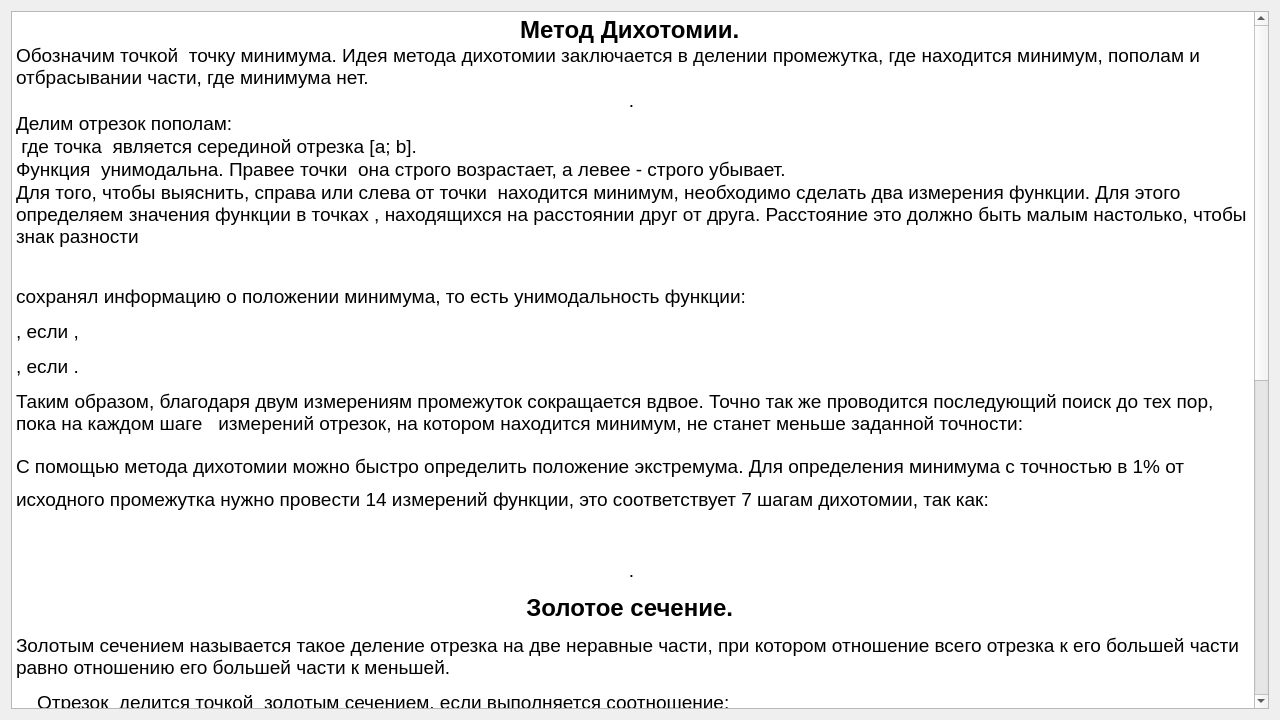
BiGoRGgg/KambulovaVukolovRyzhov, file Programm/TheoryW.ui: the form before one commit.
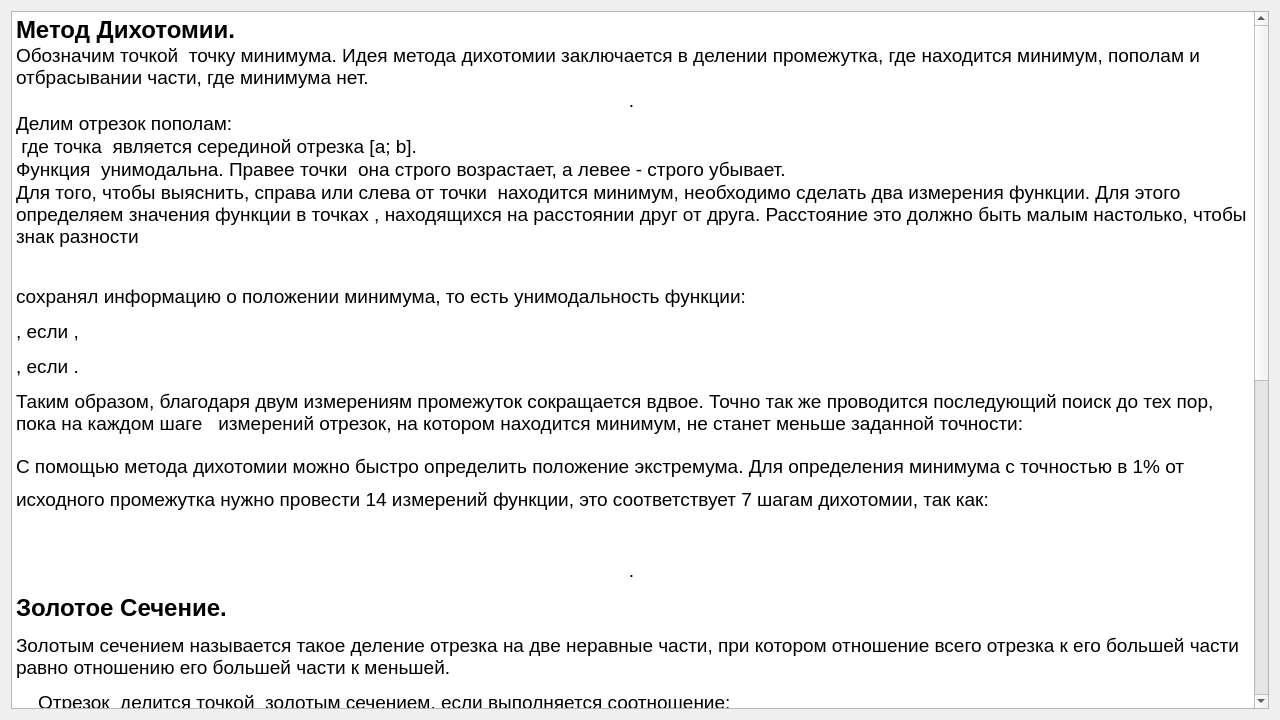
The form after the commit. Icons and pictures are not drawn.

```diff
--- a/Programm/TheoryW.ui
+++ b/Programm/TheoryW.ui
@@ -21,7 +21,7 @@
 &lt;html&gt;&lt;head&gt;&lt;meta name=&quot;qrichtext&quot; content=&quot;1&quot; /&gt;&lt;style type=&quot;text/css&quot;&gt;
 p, li { white-space: pre-wrap; }
 &lt;/style&gt;&lt;/head&gt;&lt;body style=&quot; font-family:'MS Shell Dlg 2'; font-size:8.25pt; font-weight:400; font-style:normal;&quot;&gt;
-&lt;p align=&quot;center&quot; style=&quot; margin-top:12px; margin-bottom:0px; margin-left:0px; margin-right:0px; -qt-block-indent:0; text-indent:0px;&quot;&gt;&lt;span style=&quot; font-family:'Times New Roman,serif'; font-size:18pt; font-weight:600;&quot;&gt;Метод Дихотомии.&lt;/span&gt;&lt;span style=&quot; font-size:18pt;&quot;&gt; &lt;/span&gt;&lt;/p&gt;
+&lt;p style=&quot; margin-top:12px; margin-bottom:0px; margin-left:0px; margin-right:0px; -qt-block-indent:0; text-indent:0px;&quot;&gt;&lt;span style=&quot; font-family:'Times New Roman,serif'; font-size:18pt; font-weight:600;&quot;&gt;Метод Дихотомии.&lt;/span&gt;&lt;span style=&quot; font-size:8pt;&quot;&gt; &lt;/span&gt;&lt;/p&gt;
 &lt;p style=&quot; margin-top:0px; margin-bottom:0px; margin-left:0px; margin-right:0px; -qt-block-indent:0; text-indent:0px;&quot;&gt;&lt;span style=&quot; font-family:'Times New Roman,serif'; font-size:14pt;&quot;&gt;Обозначим точкой &lt;/span&gt;&lt;img src=&quot;file:///C:\Users\error\AppData\Local\Temp\msohtmlclip1\01\clip_image002.png&quot; width=&quot;17&quot; height=&quot;25&quot; /&gt;&lt;span style=&quot; font-family:'Times New Roman,serif'; font-size:14pt;&quot;&gt; точку минимума. Идея метода дихотомии заключается в делении промежутка, где находится минимум, пополам и отбрасывании части, где минимума нет. &lt;/span&gt;&lt;/p&gt;
 &lt;p align=&quot;center&quot; style=&quot; margin-top:0px; margin-bottom:0px; margin-left:0px; margin-right:0px; -qt-block-indent:0; text-indent:0px; background-color:#ffffff;&quot;&gt;&lt;img src=&quot;file:///C:\Users\error\AppData\Local\Temp\msohtmlclip1\01\clip_image004.png&quot; width=&quot;84&quot; height=&quot;25&quot; /&gt;&lt;span style=&quot; font-family:'Times New Roman,serif'; font-size:14pt;&quot;&gt;.&lt;/span&gt;&lt;span style=&quot; font-size:8pt;&quot;&gt; &lt;/span&gt;&lt;/p&gt;
 &lt;p style=&quot; margin-top:0px; margin-bottom:0px; margin-left:0px; margin-right:0px; -qt-block-indent:0; text-indent:0px; background-color:#ffffff;&quot;&gt;&lt;span style=&quot; font-family:'Times New Roman,serif'; font-size:14pt;&quot;&gt;Делим отрезок пополам:&lt;/span&gt;&lt;span style=&quot; font-size:8pt;&quot;&gt; &lt;/span&gt;&lt;/p&gt;
@@ -37,9 +37,9 @@
 &lt;p style=&quot; margin-top:0px; margin-bottom:0px; margin-left:0px; margin-right:0px; -qt-block-indent:0; text-indent:0px; line-height:150%;&quot;&gt;&lt;span style=&quot; font-family:'Times New Roman,serif'; font-size:14pt;&quot;&gt;С помощью метода дихотомии можно быстро определить положение экстремума. Для определения минимума с точностью в 1% от исходного промежутка нужно провести 14 измерений функции, это соответствует 7 шагам дихотомии, так как:&lt;/span&gt;&lt;span style=&quot; font-size:8pt;&quot;&gt; &lt;/span&gt;&lt;/p&gt;
 &lt;p align=&quot;center&quot; style=&quot; margin-top:12px; margin-bottom:12px; margin-left:0px; margin-right:0px; -qt-block-indent:0; text-indent:0px;&quot;&gt;&lt;img src=&quot;file:///C:\Users\error\AppData\Local\Temp\msohtmlclip1\01\clip_image028.png&quot; width=&quot;79&quot; height=&quot;45&quot; /&gt;&lt;span style=&quot; font-size:8pt;&quot;&gt; &lt;/span&gt;&lt;/p&gt;
 &lt;p align=&quot;center&quot; style=&quot; margin-top:12px; margin-bottom:12px; margin-left:0px; margin-right:0px; -qt-block-indent:0; text-indent:0px;&quot;&gt;&lt;img src=&quot;file:///C:\Users\error\AppData\Local\Temp\msohtmlclip1\01\clip_image030.png&quot; width=&quot;45&quot; height=&quot;25&quot; /&gt;&lt;span style=&quot; font-family:'Times New Roman,serif'; font-size:14pt;&quot;&gt;.&lt;/span&gt;&lt;span style=&quot; font-size:8pt;&quot;&gt; &lt;/span&gt;&lt;/p&gt;
-&lt;p align=&quot;center&quot; style=&quot; margin-top:12px; margin-bottom:12px; margin-left:0px; margin-right:0px; -qt-block-indent:0; text-indent:0px;&quot;&gt;&lt;span style=&quot; font-family:'Times New Roman,serif'; font-size:18pt; font-weight:600;&quot;&gt;Золотое сечение.&lt;/span&gt;&lt;span style=&quot; font-size:18pt;&quot;&gt; &lt;/span&gt;&lt;/p&gt;
+&lt;p style=&quot; margin-top:12px; margin-bottom:12px; margin-left:0px; margin-right:0px; -qt-block-indent:0; text-indent:0px;&quot;&gt;&lt;span style=&quot; font-family:'Times New Roman,serif'; font-size:18pt; font-weight:600;&quot;&gt;Золотое Сечение.&lt;/span&gt;&lt;span style=&quot; font-size:8pt;&quot;&gt; &lt;/span&gt;&lt;/p&gt;
 &lt;p style=&quot; margin-top:12px; margin-bottom:12px; margin-left:0px; margin-right:0px; -qt-block-indent:0; text-indent:0px;&quot;&gt;&lt;span style=&quot; font-family:'Times New Roman,serif'; font-size:14pt;&quot;&gt;Золотым сечением называется такое деление отрезка на две неравные части, при котором отношение всего отрезка к его большей части равно отношению его большей части к меньшей.&lt;/span&gt;&lt;span style=&quot; font-size:8pt;&quot;&gt; &lt;/span&gt;&lt;/p&gt;
-&lt;p style=&quot; margin-top:12px; margin-bottom:12px; margin-left:0px; margin-right:0px; -qt-block-indent:0; text-indent:0px;&quot;&gt;&lt;span style=&quot; font-family:'Times New Roman,serif'; font-size:14pt;&quot;&gt;    Отрезок &lt;/span&gt;&lt;img src=&quot;file:///C:\Users\error\AppData\Local\Temp\msohtmlclip1\01\clip_image032.png&quot; width=&quot;60&quot; height=&quot;27&quot; /&gt;&lt;span style=&quot; font-family:'Times New Roman,serif'; font-size:14pt;&quot;&gt; делится точкой &lt;/span&gt;&lt;img src=&quot;file:///C:\Users\error\AppData\Local\Temp\msohtmlclip1\01\clip_image034.png&quot; width=&quot;18&quot; height=&quot;25&quot; /&gt;&lt;span style=&quot; font-family:'Times New Roman,serif'; font-size:14pt;&quot;&gt; золотым сечением, если выполняется соотношение:&lt;/span&gt;&lt;span style=&quot; font-size:8pt;&quot;&gt; &lt;/span&gt;&lt;/p&gt;
+&lt;p style=&quot; margin-top:12px; margin-bottom:12px; margin-left:0px; margin-right:0px; -qt-block-indent:0; text-indent:0px;&quot;&gt;&lt;span style=&quot; font-family:'Times New Roman,serif'; font-size:12pt;&quot;&gt;     &lt;/span&gt;&lt;span style=&quot; font-family:'Times New Roman,serif'; font-size:14pt;&quot;&gt;Отрезок &lt;/span&gt;&lt;img src=&quot;file:///C:\Users\error\AppData\Local\Temp\msohtmlclip1\01\clip_image032.png&quot; width=&quot;60&quot; height=&quot;27&quot; /&gt;&lt;span style=&quot; font-family:'Times New Roman,serif'; font-size:14pt;&quot;&gt; делится точкой &lt;/span&gt;&lt;img src=&quot;file:///C:\Users\error\AppData\Local\Temp\msohtmlclip1\01\clip_image034.png&quot; width=&quot;18&quot; height=&quot;25&quot; /&gt;&lt;span style=&quot; font-family:'Times New Roman,serif'; font-size:14pt;&quot;&gt; золотым сечением, если выполняется соотношение:&lt;/span&gt;&lt;span style=&quot; font-size:8pt;&quot;&gt; &lt;/span&gt;&lt;/p&gt;
 &lt;p style=&quot; margin-top:12px; margin-bottom:12px; margin-left:0px; margin-right:0px; -qt-block-indent:0; text-indent:0px;&quot;&gt;&lt;img src=&quot;file:///C:\Users\error\AppData\Local\Temp\msohtmlclip1\01\clip_image036.png&quot; width=&quot;146&quot; height=&quot;45&quot; /&gt;&lt;span style=&quot; font-size:8pt;&quot;&gt; &lt;/span&gt;&lt;/p&gt;
 &lt;p style=&quot; margin-top:12px; margin-bottom:12px; margin-left:0px; margin-right:0px; -qt-block-indent:0; text-indent:0px;&quot;&gt;&lt;span style=&quot; font-family:'Times New Roman,serif'; font-size:14pt;&quot;&gt;    Пусть &lt;/span&gt;&lt;img src=&quot;file:///C:\Users\error\AppData\Local\Temp\msohtmlclip1\01\clip_image038.png&quot; width=&quot;164&quot; height=&quot;25&quot; /&gt;&lt;span style=&quot; font-family:'Times New Roman,serif'; font-size:14pt;&quot;&gt;, тогда&lt;/span&gt;&lt;span style=&quot; font-size:8pt;&quot;&gt; &lt;/span&gt;&lt;/p&gt;
 &lt;p style=&quot; margin-top:12px; margin-bottom:12px; margin-left:0px; margin-right:0px; -qt-block-indent:0; text-indent:0px;&quot;&gt;&lt;img src=&quot;file:///C:\Users\error\AppData\Local\Temp\msohtmlclip1\01\clip_image040.png&quot; width=&quot;109&quot; height=&quot;45&quot; /&gt;&lt;span style=&quot; font-size:8pt;&quot;&gt; &lt;/span&gt;&lt;/p&gt;
@@ -59,7 +59,8 @@
 &lt;p style=&quot; margin-top:12px; margin-bottom:12px; margin-left:0px; margin-right:0px; -qt-block-indent:0; text-indent:0px;&quot;&gt;&lt;span style=&quot; font-family:'Times New Roman,serif'; font-size:14pt;&quot;&gt;В данном случае для того, чтобы сократить интервал поиска минимума нам нужно произвести еще одно измерение функции &lt;/span&gt;&lt;img src=&quot;file:///C:\Users\error\AppData\Local\Temp\msohtmlclip1\01\clip_image090.png&quot; width=&quot;41&quot; height=&quot;25&quot; /&gt;&lt;span style=&quot; font-family:'Times New Roman,serif'; font-size:14pt;&quot;&gt; Разделим отрезок &lt;/span&gt;&lt;img src=&quot;file:///C:\Users\error\AppData\Local\Temp\msohtmlclip1\01\clip_image092.png&quot; width=&quot;54&quot; height=&quot;25&quot; /&gt;&lt;span style=&quot; font-family:'Times New Roman,serif'; font-size:14pt;&quot;&gt; так, чтобы меньшая часть примыкала к точке &lt;/span&gt;&lt;img src=&quot;file:///C:\Users\error\AppData\Local\Temp\msohtmlclip1\01\clip_image094.png&quot; width=&quot;14&quot; height=&quot;25&quot; /&gt;&lt;span style=&quot; font-family:'Times New Roman,serif'; font-size:14pt;&quot;&gt; Пусть &lt;/span&gt;&lt;img src=&quot;file:///C:\Users\error\AppData\Local\Temp\msohtmlclip1\01\clip_image096.png&quot; width=&quot;11&quot; height=&quot;26&quot; /&gt;&lt;span style=&quot; font-family:'Times New Roman,serif'; font-size:14pt;&quot;&gt; – точка золотого сечения этого отрезка.&lt;/span&gt;&lt;span style=&quot; font-size:8pt;&quot;&gt; &lt;/span&gt;&lt;/p&gt;
 &lt;p style=&quot; margin-top:12px; margin-bottom:12px; margin-left:0px; margin-right:0px; -qt-block-indent:0; text-indent:0px;&quot;&gt;&lt;span style=&quot; font-family:'Times New Roman,serif'; font-size:14pt;&quot;&gt;    Если &lt;/span&gt;&lt;img src=&quot;file:///C:\Users\error\AppData\Local\Temp\msohtmlclip1\01\clip_image098.png&quot; width=&quot;98&quot; height=&quot;26&quot; /&gt;&lt;span style=&quot; font-family:'Times New Roman,serif'; font-size:14pt;&quot;&gt;, то минимум локализован на отрезке &lt;/span&gt;&lt;img src=&quot;file:///C:\Users\error\AppData\Local\Temp\msohtmlclip1\01\clip_image100.png&quot; width=&quot;54&quot; height=&quot;26&quot; /&gt;&lt;span style=&quot; font-family:'Times New Roman,serif'; font-size:14pt;&quot;&gt;. В противном случае минимум локализован на отрезке &lt;/span&gt;&lt;img src=&quot;file:///C:\Users\error\AppData\Local\Temp\msohtmlclip1\01\clip_image092.png&quot; width=&quot;54&quot; height=&quot;25&quot; /&gt;&lt;span style=&quot; font-family:'Times New Roman,serif'; font-size:14pt;&quot;&gt;, причем &lt;/span&gt;&lt;img src=&quot;file:///C:\Users\error\AppData\Local\Temp\msohtmlclip1\01\clip_image096.png&quot; width=&quot;11&quot; height=&quot;26&quot; /&gt;&lt;span style=&quot; font-family:'Times New Roman,serif'; font-size:14pt;&quot;&gt; делит отрезок в золотом сечении.&lt;/span&gt;&lt;span style=&quot; font-size:8pt;&quot;&gt; &lt;/span&gt;&lt;/p&gt;
 &lt;p style=&quot; margin-top:12px; margin-bottom:12px; margin-left:0px; margin-right:0px; -qt-block-indent:0; text-indent:0px;&quot;&gt;&lt;span style=&quot; font-family:'Times New Roman,serif'; font-size:14pt;&quot;&gt;    Больший из двух отрезков, на которые разбивается интервал локализации минимума, мы делим в золотом сечении точкой &lt;/span&gt;&lt;img src=&quot;file:///C:\Users\error\AppData\Local\Temp\msohtmlclip1\01\clip_image102.png&quot; width=&quot;11&quot; height=&quot;30&quot; /&gt;&lt;span style=&quot; font-family:'Times New Roman,serif'; font-size:14pt;&quot;&gt; и так далее, пока интервал локализации не станет достаточно малым, при этом после каждого измерения функции интервал локализации составляет &lt;/span&gt;&lt;img src=&quot;file:///C:\Users\error\AppData\Local\Temp\msohtmlclip1\01\clip_image104.png&quot; width=&quot;54&quot; height=&quot;25&quot; /&gt;&lt;span style=&quot; font-family:'Times New Roman,serif'; font-size:14pt;&quot;&gt; часть длины предыдущего интервала локализации.&lt;/span&gt;&lt;span style=&quot; font-size:8pt;&quot;&gt; &lt;/span&gt;&lt;/p&gt;
-&lt;p style=&quot; margin-top:12px; margin-bottom:12px; margin-left:0px; margin-right:0px; -qt-block-indent:0; text-indent:0px;&quot;&gt;&lt;span style=&quot; font-family:'Times New Roman,serif'; font-size:14pt;&quot;&gt;         Метод локализации минимума способом золотого сечения является в некотором смысле самым оптимальным, так как он дает максимальную гарантированную скорость убывания интервала локализации. Этот метод сравнительно несложно программируется. Для точности в 1% необходимо сделать 11 измерений – это меньше, чем при методе дихотомии.&lt;/span&gt;&lt;span style=&quot; font-size:8pt;&quot;&gt; &lt;/span&gt;&lt;/p&gt;&lt;/body&gt;&lt;/html&gt;</string>
+&lt;p style=&quot; margin-top:12px; margin-bottom:12px; margin-left:0px; margin-right:0px; -qt-block-indent:0; text-indent:0px;&quot;&gt;&lt;span style=&quot; font-family:'Times New Roman,serif'; font-size:14pt;&quot;&gt;    Метод локализации минимума способом золотого сечения является в некотором смысле самым оптимальным, так как он дает максимальную гарантированную скорость убывания интервала локализации. Этот метод сравнительно несложно программируется. Для точности в 1% необходимо сделать 11 измерений – это меньше, чем при методе дихотомии.&lt;/span&gt;&lt;span style=&quot; font-size:8pt;&quot;&gt; &lt;/span&gt;&lt;/p&gt;
+&lt;p style=&quot; margin-top:12px; margin-bottom:12px; margin-left:0px; margin-right:0px; -qt-block-indent:0; text-indent:0px;&quot;&gt;&lt;span style=&quot; font-size:8pt;&quot;&gt;  &lt;/span&gt;&lt;/p&gt;&lt;/body&gt;&lt;/html&gt;</string>
      </property>
     </widget>
    </item>
```
